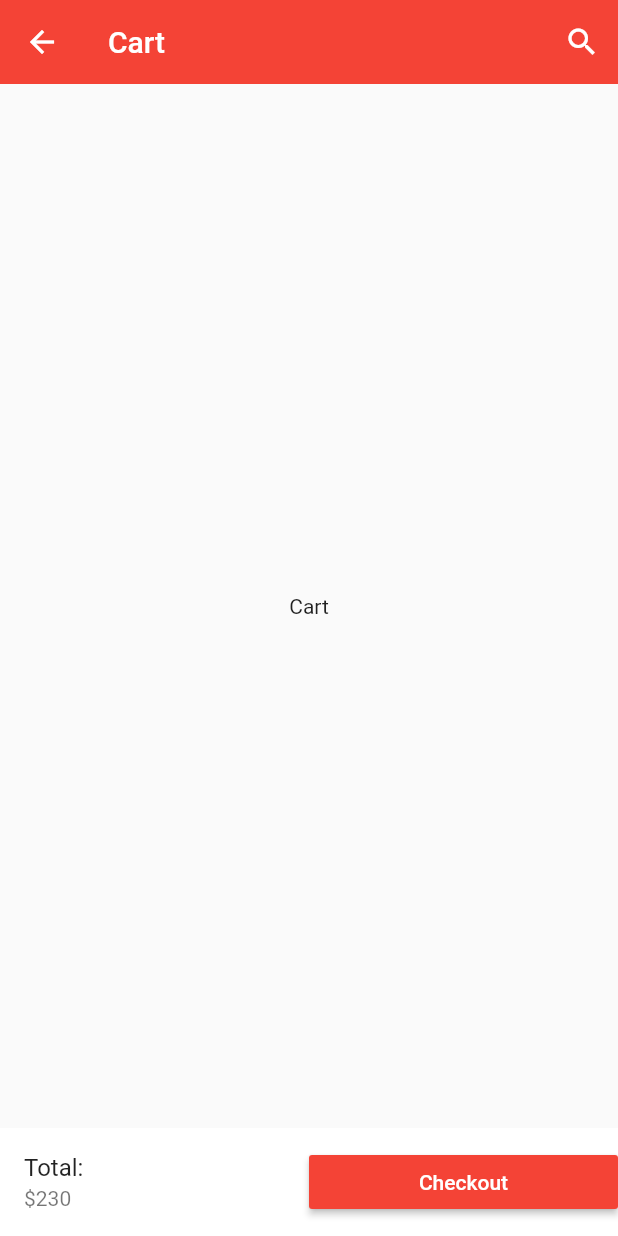
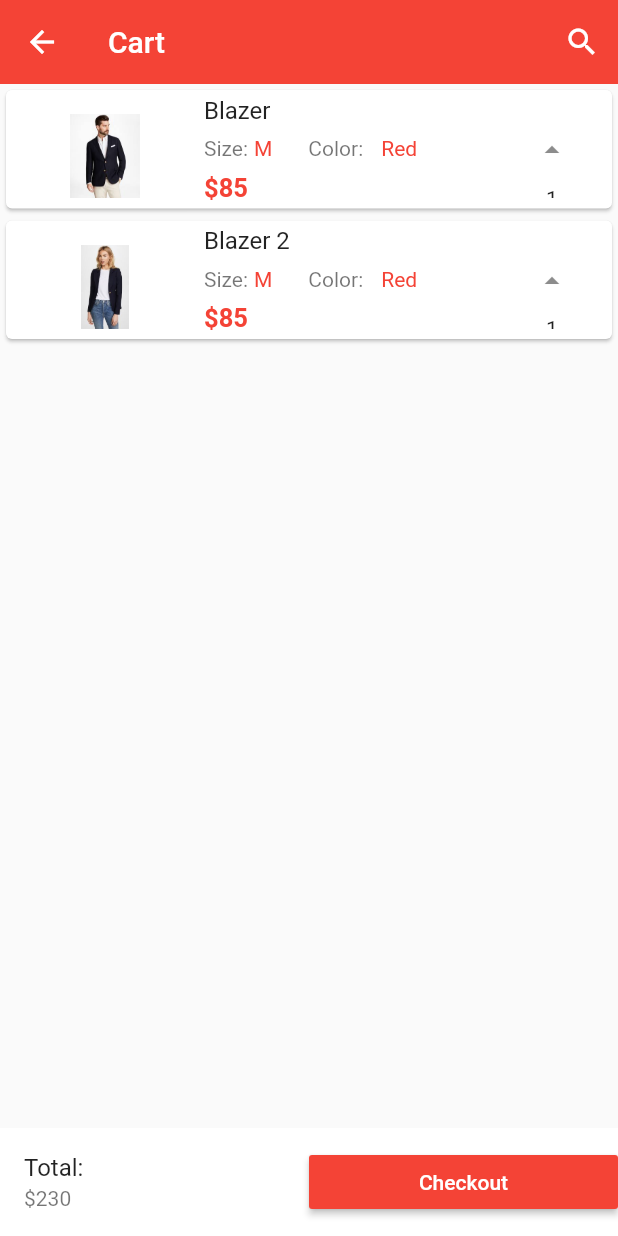
Before and after one commit to Latix/flutter_ecommerce, a Flutter app: the CartScreen screen opened by its route, on a phone screen of 412 x 824 dp. Run offline on Flutter 3.47's test engine with Material 2 defaults, Android fonts, the phone set to English and light mode, and no system bars; our stand-ins replace carousel_pro.

Commit message:
Worked On Shopping Cart Page

```diff
--- a/lib/screens/cart_screen.dart
+++ b/lib/screens/cart_screen.dart
@@ -1,4 +1,5 @@
 import 'package:flutter/material.dart';
+import '../widgets/cart_products.dart';
 
 class CartScreen extends StatefulWidget {
   static const routeName = '/cart';
@@ -53,7 +54,7 @@ class _CartScreenState extends State<CartScreen> {
           ],
         ),
       ),
-      body: Center(child: Text('Cart')),
+      body: CartProducts(),
     );
   }
 }
--- /dev/null
+++ b/lib/widgets/cart_products.dart
@@ -0,0 +1,43 @@
+import 'package:flutter/material.dart';
+import './cart_single_product.dart';
+
+class CartProducts extends StatefulWidget {
+  @override
+  _CartProductsState createState() => _CartProductsState();
+}
+
+class _CartProductsState extends State<CartProducts> {
+  var cartProducts = [
+    {
+      "name": "Blazer",
+      "picture": "images/products/blazer1.jpeg",
+      "price": 85,
+      "size": "M",
+      "color": "Red",
+      "quantity": 1
+    },
+    {
+      "name": "Blazer 2",
+      "picture": "images/products/blazer2.jpeg",
+      "price": 85,
+      "size": "M",
+      "color": "Red",
+      "quantity": 1
+    },
+  ];
+
+  @override
+  Widget build(BuildContext context) {
+    return ListView.builder(
+      itemCount: cartProducts.length,
+      itemBuilder: (context, index) => CartSingleProduct(
+        productName: cartProducts[index]['name'],
+        productPicture: cartProducts[index]['picture'],
+        productPrice: cartProducts[index]['price'],
+        productSize: cartProducts[index]['size'],
+        productColor: cartProducts[index]['color'],
+        productQuantity: cartProducts[index]['quantity'],
+      ),
+    );
+  }
+}
--- /dev/null
+++ b/lib/widgets/cart_single_product.dart
@@ -0,0 +1,100 @@
+import 'package:flutter/material.dart';
+
+class CartSingleProduct extends StatelessWidget {
+  final productName;
+  final productPicture;
+  final productPrice;
+  final productSize;
+  final productColor;
+  final productQuantity;
+
+  CartSingleProduct(
+      {this.productName,
+      this.productPicture,
+      this.productPrice,
+      this.productSize,
+      this.productColor,
+      this.productQuantity});
+
+  @override
+  Widget build(BuildContext context) {
+    return Card(
+      child: ListTile(
+        leading: Image.asset(
+          productPicture,
+          width: 100.0,
+          height: 80.0,
+        ),
+        title: Text(productName),
+        subtitle: Column(
+          children: <Widget>[
+            Row(
+              children: <Widget>[
+                // =========== This Section For Product Size ===============
+                Padding(
+                  padding: const EdgeInsets.all(0.0),
+                  child: Expanded(
+                    child: Text("Size:"),
+                  ),
+                ),
+                Padding(
+                  padding: const EdgeInsets.all(4.0),
+                  child: Expanded(
+                    child: Text(
+                      productSize,
+                      style: TextStyle(
+                        color: Theme.of(context).primaryColor,
+                      ),
+                    ),
+                  ),
+                ),
+                // =========== This Section For Product Color ===============
+                Padding(
+                  padding: const EdgeInsets.fromLTRB(20.0, 8.0, 8.0, 8.0),
+                  child: Expanded(
+                    child: Text("Color:"),
+                  ),
+                ),
+
+                Padding(
+                  padding: const EdgeInsets.all(4.0),
+                  child: Expanded(
+                    child: Text(
+                      productColor,
+                      style: TextStyle(
+                        color: Theme.of(context).primaryColor,
+                      ),
+                    ),
+                  ),
+                ),
+              ],
+            ),
+            Container(
+              alignment: Alignment.topLeft,
+              child: Text(
+                '\$$productPrice',
+                style: TextStyle(
+                  fontSize: 17.0,
+                  fontWeight: FontWeight.bold,
+                  color: Theme.of(context).primaryColor,
+                ),
+              ),
+            ),
+          ],
+        ),
+        trailing: SingleChildScrollView(
+                  child: Column(
+            children: <Widget>[
+              IconButton(icon: Icon(Icons.arrow_drop_up), onPressed: () {},),
+              Text("$productQuantity"),
+              IconButton(icon: Icon(Icons.arrow_drop_down), onPressed: () {},)
+            ],
+          ),
+        ),
+      ),
+    );
+  }
+  // void addQuantity() {
+  //   productQuantity += 1;
+  // }
+}
```
